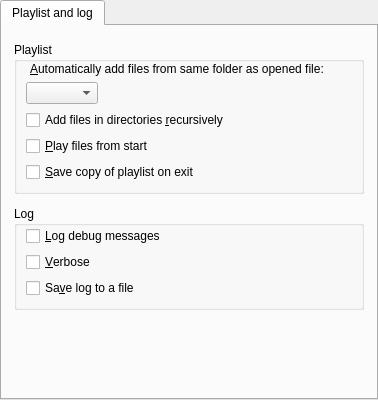
First picture: the form in src/gui/pref/prefplaylist.ui, repository wilbert2000/wzplayer, before the edit.
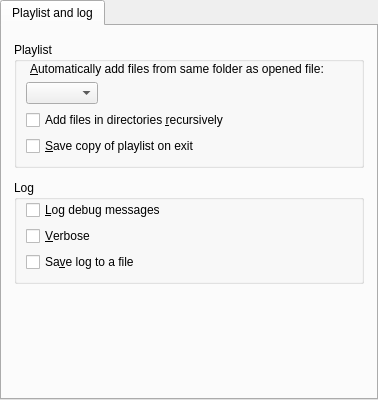
Second picture: the form after the edit.

Commit message: Removed playlist option "Play files from start"

The edit to the form file:
```diff
--- a/src/gui/pref/prefplaylist.ui
+++ b/src/gui/pref/prefplaylist.ui
@@ -110,13 +110,6 @@
             </property>
            </widget>
           </item>
-          <item>
-           <widget class="QCheckBox" name="play_from_start_check">
-            <property name="text">
-             <string>&amp;Play files from start</string>
-            </property>
-           </widget>
-          </item>
           <item>
            <widget class="QCheckBox" name="autosave_on_exit_check">
             <property name="text">
```
Left out of the diff: 1 changed line with no effect on the pictures. The commit also changes 4 other files.
